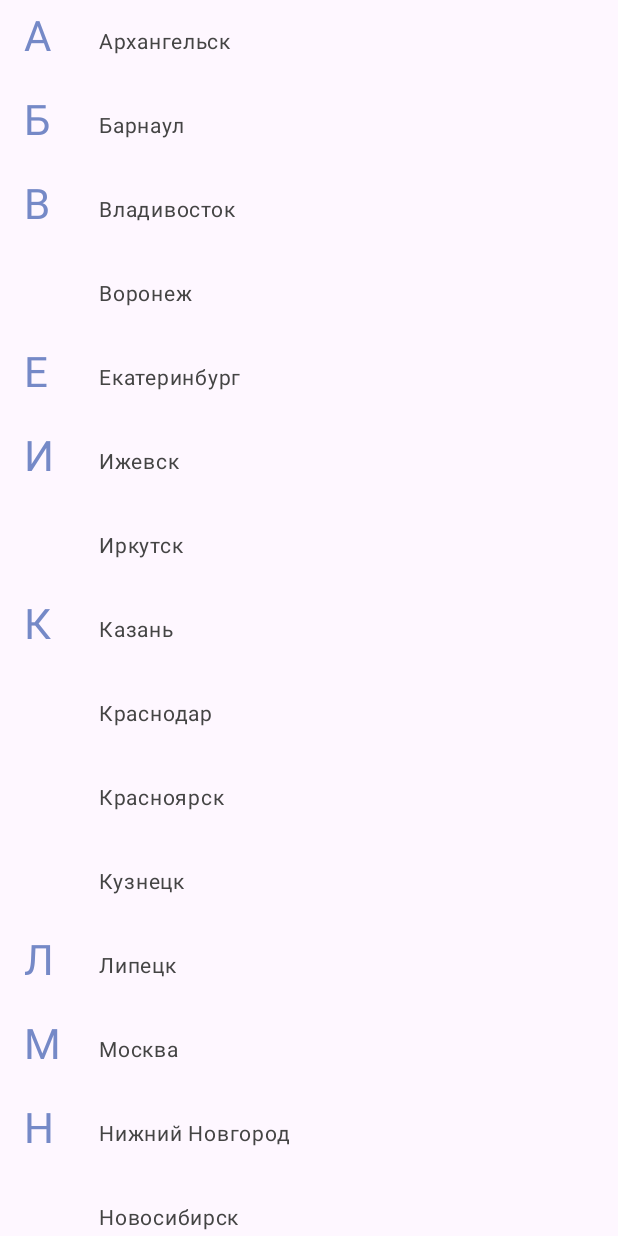
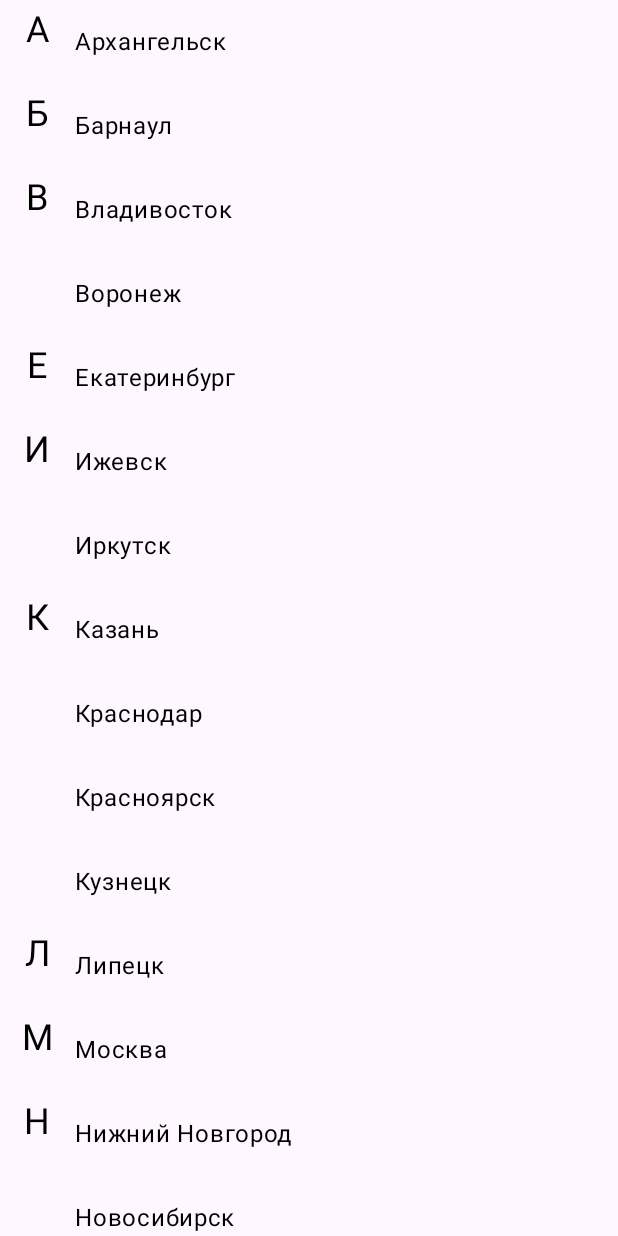
Before and after one commit to Leymoy24/weather-now, an Android app built with Jetpack Compose: the screen it shows after launch (MainActivity), on a phone screen of 412 x 824 dp. Run offline under Robolectric (Android 15) with nearby library versions, the phone set to English and light mode, and no system bars.

Commit message:
Some changes for UI

```diff
--- a/app/build.gradle.kts
+++ b/app/build.gradle.kts
@@ -67,6 +67,8 @@ dependencies {
     androidTestImplementation(libs.androidx.ui.test.junit4)
     debugImplementation(libs.androidx.ui.tooling)
     debugImplementation(libs.androidx.ui.test.manifest)
+    debugImplementation(libs.ui.tooling)
+    implementation(libs.ui.tooling.preview)
     implementation(libs.google.accompanist.systemuicontroller)
 
     // Navigation
--- a/app/src/main/java/com/example/weathernow/ui/MainActivity.kt
+++ b/app/src/main/java/com/example/weathernow/ui/MainActivity.kt
@@ -6,6 +6,10 @@ import androidx.activity.ComponentActivity
 import androidx.activity.SystemBarStyle
 import androidx.activity.compose.setContent
 import androidx.activity.enableEdgeToEdge
+import androidx.compose.foundation.layout.Box
+import androidx.compose.foundation.layout.fillMaxSize
+import androidx.compose.foundation.layout.statusBarsPadding
+import androidx.compose.ui.Modifier
 import androidx.compose.ui.graphics.toArgb
 import androidx.navigation.compose.rememberNavController
 import com.example.weathernow.ui.navigation.Navigation
@@ -19,7 +23,9 @@ class MainActivity : ComponentActivity() {
         setContent {
             val navController = rememberNavController()
             WeatherNowTheme {
-                Navigation(navController = navController)
+                Box(modifier = Modifier.fillMaxSize().statusBarsPadding()) {
+                    Navigation(navController = navController)
+                }
             }
         }
     }
--- a/app/src/main/java/com/example/weathernow/ui/navigation/Navigation.kt
+++ b/app/src/main/java/com/example/weathernow/ui/navigation/Navigation.kt
@@ -1,11 +1,10 @@
 package com.example.weathernow.ui.navigation
 
-import android.content.Context
 import androidx.compose.runtime.Composable
 import androidx.navigation.NavHostController
 import androidx.navigation.compose.NavHost
 import androidx.navigation.compose.composable
-import com.example.weathernow.ui.screen.info.InfoScreen
+import com.example.weathernow.ui.screen.info.WeatherScreen
 import com.example.weathernow.ui.screen.main.MainScreen
 
 @Composable
@@ -16,7 +15,7 @@ fun Navigation(navController: NavHostController) {
         }
 
         composable(route = Screen.InfoScreen.route) {
-            InfoScreen(navController = navController)
+            WeatherScreen(navController = navController)
         }
     }
 }
--- a/app/src/main/java/com/example/weathernow/ui/screen/info/InfoScreen.kt
+++ b/app/src/main/java/com/example/weathernow/ui/screen/info/WeatherScreen.kt
@@ -5,6 +5,6 @@ import androidx.compose.runtime.Composable
 import androidx.navigation.NavHostController
 
 @Composable
-fun InfoScreen(navController: NavHostController) {
+fun WeatherScreen(navController: NavHostController) {
     Text("Info Screen")
 }
--- a/app/src/main/java/com/example/weathernow/ui/screen/main/MainScreen.kt
+++ b/app/src/main/java/com/example/weathernow/ui/screen/main/MainScreen.kt
@@ -1,14 +1,14 @@
 package com.example.weathernow.ui.screen.main
 
 import androidx.compose.foundation.background
-import androidx.compose.foundation.clickable
 import androidx.compose.foundation.layout.Box
 import androidx.compose.foundation.layout.Row
 import androidx.compose.foundation.layout.Spacer
 import androidx.compose.foundation.layout.fillMaxSize
 import androidx.compose.foundation.layout.fillMaxWidth
+import androidx.compose.foundation.layout.height
 import androidx.compose.foundation.layout.offset
-import androidx.compose.foundation.layout.padding
+import androidx.compose.foundation.layout.size
 import androidx.compose.foundation.layout.width
 import androidx.compose.foundation.lazy.LazyColumn
 import androidx.compose.foundation.lazy.itemsIndexed
@@ -19,8 +19,11 @@ import androidx.compose.runtime.Composable
 import androidx.compose.runtime.derivedStateOf
 import androidx.compose.runtime.getValue
 import androidx.compose.runtime.remember
+import androidx.compose.ui.Alignment
 import androidx.compose.ui.Modifier
 import androidx.compose.ui.graphics.Color
+import androidx.compose.ui.text.style.TextOverflow
+import androidx.compose.ui.tooling.preview.Preview
 import androidx.compose.ui.unit.IntOffset
 import androidx.compose.ui.unit.dp
 import androidx.compose.ui.unit.sp
@@ -63,7 +66,11 @@ fun MainScreen(navigateToInfoScreen: () -> Unit) {
     )
 
 
-    Box(Modifier.fillMaxSize().background(MaterialTheme.colorScheme.background)) {
+    Box(
+        Modifier
+            .fillMaxSize()
+            .background(MaterialTheme.colorScheme.background)
+    ) {
         val groupedNames = remember(cities) {
             cities.groupBy { it.first() }
         }
@@ -114,12 +121,18 @@ fun MainScreen(navigateToInfoScreen: () -> Unit) {
 
 @Composable
 fun LetterHeader(char: String, modifier: Modifier = Modifier) {
-    Text(
-        text = char,
-        color = Color(117, 137, 199),
-        fontSize = 28.sp,
-        modifier = modifier.padding(horizontal = 16.dp, vertical = 8.dp)
+    Box(
+        modifier = modifier
+            .size(40.dp),
+        contentAlignment = Alignment.Center
     )
+    {
+        Text(
+            text = char,
+            color = Color(0xFF000000),
+            fontSize = 24.sp,
+        )
+    }
 }
 
 @Composable
@@ -131,10 +144,11 @@ fun NameItem(
 ) {
     Row(
         Modifier
-            .fillMaxWidth()
-            .clickable {
-                navigateToInfoScreen()
-            }
+            .height(56.dp)
+            .fillMaxWidth(),
+//            .clickable {
+//                navigateToInfoScreen()
+//            }
     ) {
         if (showCharHeader) {
             LetterHeader(
@@ -144,14 +158,18 @@ fun NameItem(
         } else {
             Spacer(modifier = modifier)
         }
+
         Text(
             text = name,
-            color = Color.DarkGray,
-            fontSize = 14.sp,
+            color = Color(0xFF000000),
+            fontSize = 16.sp,
+            maxLines = 1,
+            overflow = TextOverflow.Ellipsis,
             modifier = Modifier
                 .fillMaxWidth()
-                .padding(16.dp)
+                .align(Alignment.CenterVertically)
         )
+
     }
 }
 
@@ -174,3 +192,9 @@ private fun getEndIndexes(entries: Set<Map.Entry<Char, List<String>>>): List<Int
     }
     return list
 }
+
+@Preview
+@Composable
+fun MainScreenPreview() {
+    MainScreen {}
+}
--- a/gradle/libs.versions.toml
+++ b/gradle/libs.versions.toml
@@ -46,6 +46,8 @@ ktor-client-logging = { module = "io.ktor:ktor-client-logging", version.ref = "k
 ktor-client-serialization = { module = "io.ktor:ktor-client-serialization", version.ref = "ktorClientSerialization" }
 ktor-serialization-kotlinx-json = { module = "io.ktor:ktor-serialization-kotlinx-json", version.ref = "ktorSerializationKotlinxJson" }
 logback-classic = { module = "ch.qos.logback:logback-classic", version.ref = "logbackClassic" }
+ui-tooling = { module = "androidx.compose.ui:ui-tooling" }
+ui-tooling-preview = { module = "androidx.compose.ui:ui-tooling-preview" }
 
 [plugins]
 android-application = { id = "com.android.application", version.ref = "agp" }
```
